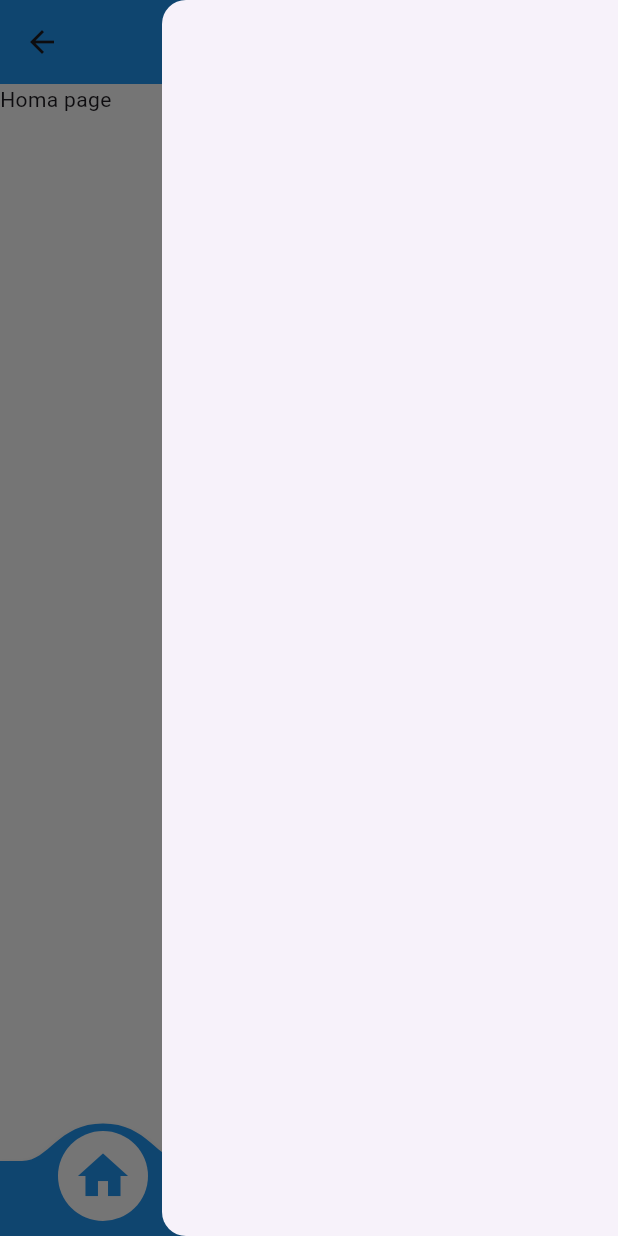
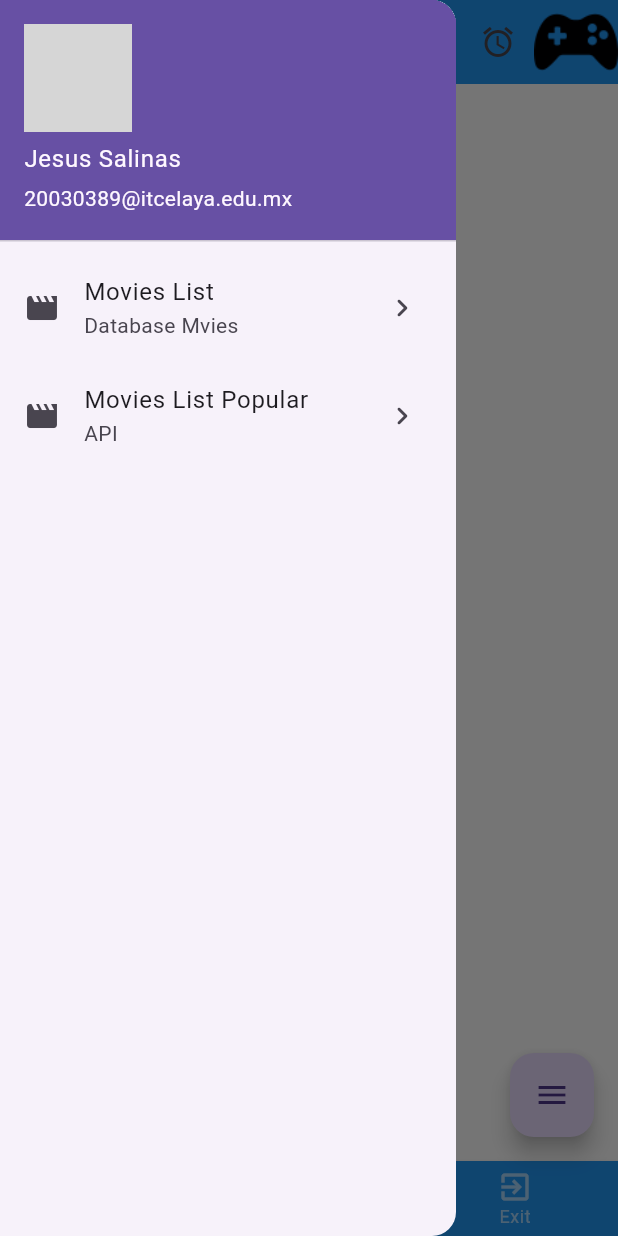
Before and after one commit to JSalinas13/DesarrolloMoviles, a Flutter app: the HomeScreen screen opened by its route, with the side drawer open, on a phone screen of 412 x 824 dp. Run offline on Flutter 3.47's test engine with Material 3 defaults, Android fonts, the phone set to English and light mode, and no system bars; drawn by our look-alikes of convex_bottom_bar, flutter_expandable_fab; our stand-ins replace dio, formz, image_picker, quickalert, sqflite; missing offline and left inert: user_social_profile, wolt_modal_sheet; accounts and stored records are empty; network calls fail; grey boxes are pictures that could not be loaded.

Commit message:
AGREGAMOS EL CONSUMO DE APIS

```diff
--- /dev/null
+++ b/lib/models/popular_moviedao.dart
@@ -0,0 +1,42 @@
+class PopularMovieDao {
+  String backdropPath;
+  int id;
+  String originalLanguage;
+  String originalTitle;
+  String overview;
+  double popularity;
+  String posterPath;
+  String releaseDate;
+  String title;
+  double voteAverage;
+  int voteCount;
+
+  PopularMovieDao({
+    required this.backdropPath,
+    required this.id,
+    required this.originalLanguage,
+    required this.originalTitle,
+    required this.overview,
+    required this.popularity,
+    required this.posterPath,
+    required this.releaseDate,
+    required this.title,
+    required this.voteAverage,
+    required this.voteCount,
+  });
+
+  factory PopularMovieDao.fromMap(Map<String, dynamic> popular) {
+    return PopularMovieDao(
+        backdropPath: popular['backdrop_path'],
+        id: popular['id'],
+        originalLanguage: popular['original_language'],
+        originalTitle: popular['original_title'],
+        overview: popular['overview'],
+        popularity: popular['popularity'],
+        posterPath: popular['poster_path'],
+        releaseDate: popular['release_date'],
+        title: popular['title'],
+        voteAverage: popular['vote_average'],
+        voteCount: popular['vote_count']);
+  }
+}
--- /dev/null
+++ b/lib/network/popular_api.dart
@@ -0,0 +1,14 @@
+import 'package:dio/dio.dart';
+import 'package:main_app/models/popular_moviedao.dart';
+
+class PopularApi {
+  final dio = Dio();
+
+  Future<List<PopularMovieDao>> getPopularMovies() async {
+    final response = await dio.get(
+        'https://api.themoviedb.org/3/movie/popular?api_key=40ce54d3539bf4f864da2b772feeb96a&language=es-MX&page=1');
+    final res = response.data['results'] as List;
+
+    return res.map((popular) => PopularMovieDao.fromMap(popular)).toList();
+  }
+}
--- a/lib/screeens/home_screen.dart
+++ b/lib/screeens/home_screen.dart
@@ -24,7 +24,7 @@ class _HomeScreenState extends State<HomeScreen> {
         actions: [
           IconButton(
             onPressed: () {},
-            icon: Icon(Icons.access_alarm_outlined),
+            icon: const Icon(Icons.access_alarm_outlined),
           ),
           GestureDetector(
             onTap: () {},
@@ -40,17 +40,17 @@ class _HomeScreenState extends State<HomeScreen> {
           switch (index) {
             case 0:
               return Container(
-                child: Text('Homa page'),
+                child: const Text('Homa page'),
               );
             default:
-              return ProfileScreen();
+              return const ProfileScreen();
           }
         },
       ),
-      endDrawer: Drawer(),
+      drawer: myDrawer(),
       // drawer: Drawer(),
       bottomNavigationBar: ConvexAppBar(
-        items: [
+        items: const [
           TabItem(icon: Icons.home, title: 'Home'),
           TabItem(icon: Icons.person, title: 'Profile'),
           TabItem(icon: Icons.exit_to_app, title: 'Exit'),
@@ -64,15 +64,47 @@ class _HomeScreenState extends State<HomeScreen> {
         key: _key,
         children: [
           FloatingActionButton.small(
+              heroTag: "btn1",
               onPressed: () {
                 GlobalValues.banThemeDark.value = false;
               },
-              child: Icon(Icons.light_mode)),
+              child: const Icon(Icons.light_mode)),
           FloatingActionButton.small(
+              heroTag: "btn2",
               onPressed: () {
                 GlobalValues.banThemeDark.value = true;
               },
-              child: Icon(Icons.dark_mode)),
+              child: const Icon(Icons.dark_mode)),
+        ],
+      ),
+    );
+  }
+
+  Widget myDrawer() {
+    return Drawer(
+      child: ListView(
+        children: [
+          UserAccountsDrawerHeader(
+            currentAccountPicture: CircleAvatar(
+              backgroundImage: NetworkImage('https://i.pravatar.cc/300'),
+            ),
+            accountName: Text('Jesus Salinas'),
+            accountEmail: Text('20030389@itcelaya.edu.mx'),
+          ),
+          ListTile(
+            onTap: () => Navigator.pushNamed(context, '/db'),
+            title: Text('Movies List'),
+            subtitle: Text('Database Mvies'),
+            leading: Icon(Icons.movie),
+            trailing: Icon(Icons.chevron_right_rounded),
+          ),
+          ListTile(
+            onTap: () => Navigator.pushNamed(context, '/popularMovies'),
+            title: Text('Movies List Popular'),
+            subtitle: Text('API'),
+            leading: Icon(Icons.movie),
+            trailing: Icon(Icons.chevron_right_rounded),
+          ),
         ],
       ),
     );
--- a/lib/screeens/login_screen.dart
+++ b/lib/screeens/login_screen.dart
@@ -38,7 +38,7 @@ class _LoginScreenState extends State<LoginScreen> {
       bottom: 170,
       child: Container(
         width: MediaQuery.of(context).size.width * .9,
-        margin: EdgeInsets.symmetric(
+        margin: const EdgeInsets.symmetric(
           horizontal: 10,
         ),
         decoration: BoxDecoration(
@@ -58,7 +58,7 @@ class _LoginScreenState extends State<LoginScreen> {
       bottom: 50,
       child: ElevatedButton(
         style: ElevatedButton.styleFrom(
-          backgroundColor: Color.fromARGB(255, 0, 178, 202),
+          backgroundColor: const Color.fromARGB(255, 0, 178, 202),
         ),
         onPressed: () {
           isLoading = true;
@@ -79,7 +79,7 @@ class _LoginScreenState extends State<LoginScreen> {
       child: Container(
         width: MediaQuery.of(context).size.width,
         height: MediaQuery.of(context).size.height,
-        decoration: BoxDecoration(
+        decoration: const BoxDecoration(
           color: Color.fromARGB(141, 0, 0, 0),
         ),
         child: Image.asset('assets/loading.gif'),
--- a/lib/screeens/profile_screen.dart
+++ b/lib/screeens/profile_screen.dart
@@ -129,8 +129,8 @@ class _ProfileScreenState extends State<ProfileScreen> {
   }
 
   Future<void> _pickImage(ImageSource source) async {
-    final ImagePicker _picker = ImagePicker();
-    final XFile? image = await _picker.pickImage(source: source);
+    final ImagePicker picker = ImagePicker();
+    final XFile? image = await picker.pickImage(source: source);
 
     if (image != null) {
       setState(() {
--- a/lib/settings/colors_settings.dart
+++ b/lib/settings/colors_settings.dart
@@ -1,5 +1,5 @@
 import 'package:flutter/material.dart';
 
 class ColorsSettings {
-  static Color? navColor = Color.fromARGB(255, 33, 150, 243);
+  static Color? navColor = const Color.fromARGB(255, 33, 150, 243);
 }
--- a/lib/settings/global_values.dart
+++ b/lib/settings/global_values.dart
@@ -2,5 +2,5 @@ import 'package:flutter/material.dart';
 
 class GlobalValues {
   static ValueNotifier banThemeDark = ValueNotifier(false);
-  static ValueNotifier showFormEdit = ValueNotifier(false);
+  static ValueNotifier banUpdListMoviews = ValueNotifier(false);
 }
--- a/pubspec.yaml
+++ b/pubspec.yaml
@@ -42,6 +42,11 @@ dependencies:
   image_picker: ^0.8.7+4
   formz: ^0.7.0
   url_launcher: ^6.1.5
+  wolt_modal_sheet: ^0.9.3
+  intl: ^0.19.0
+  quickalert: ^1.1.0
+  dio: ^5.7.0
+  provider: ^6.1.2
 
 dev_dependencies:
   flutter_test:
```
Also changed, not shown: lib/database/movies_database.dart (+13 -10 lines), lib/main.dart (+8 -2 lines), lib/screeens/detaill_popular_screen.dart (added, +29 -0 lines), lib/screeens/movies_screen.dart (+28 -5 lines), lib/screeens/popular_screen.dart (added, +87 -0 lines), lib/views/forms_view_item.dart (+6 -6 lines), lib/views/movie_view_item.dart (+106 -4 lines), lib/views/new_moview_view.dart (added, +160 -0 lines), pubspec.lock, 1 other file.
